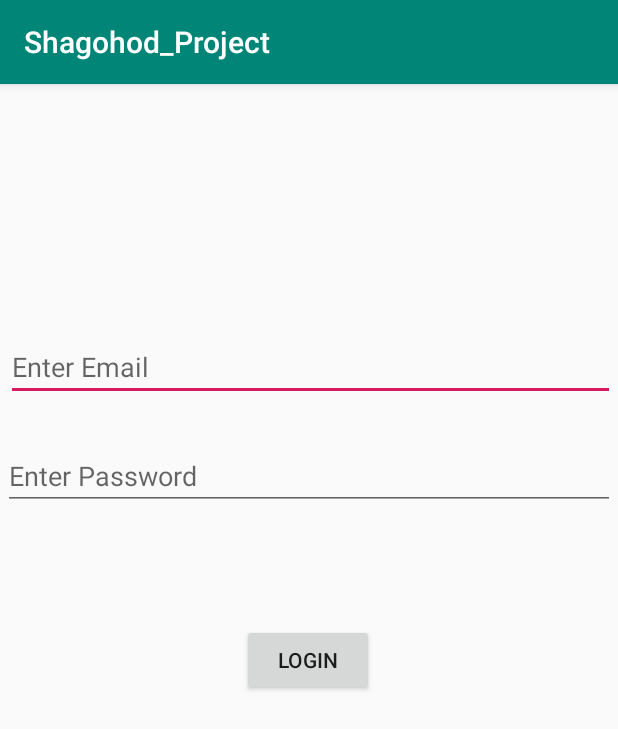
After one commit to aga10/Shagohod_Project, an Android app: the LoginActivity screen opened directly, with no data from a screen before it, on a phone screen of 412 x 824 dp. The commit adds this screen. Shown: the top 729 px of the screen. Run offline under Robolectric (Android 15) with nearby library versions, the phone set to English and light mode, and no system bars; our stand-ins replace Firebase (no records; nobody signed in at launch, a user with empty details on screens opened directly).

Commit message:
Login activity created

```diff
--- a/app/build.gradle
+++ b/app/build.gradle
@@ -26,8 +26,8 @@ dependencies {
     androidTestImplementation 'com.android.support.test:runner:1.0.2'
     androidTestImplementation 'com.android.support.test.espresso:espresso-core:3.0.2'
     implementation 'com.google.firebase:firebase-core:16.0.1'
-    compile 'com.google.firebase:firebase-auth:16.2.1'
-    compile 'com.google.firebase:firebase-database:16.1.0'
+    implementation 'com.google.firebase:firebase-auth:16.2.1'
+    implementation 'com.google.firebase:firebase-database:16.1.0'
 }
 
 apply plugin: 'com.google.gms.google-services'
--- a/app/src/main/AndroidManifest.xml
+++ b/app/src/main/AndroidManifest.xml
@@ -9,6 +9,7 @@
         android:roundIcon="@mipmap/ic_launcher_round"
         android:supportsRtl="true"
         android:theme="@style/AppTheme">
+        <activity android:name=".LoginActivity"></activity>
         <activity android:name=".MainActivity">
             <intent-filter>
                 <action android:name="android.intent.action.MAIN" />
--- /dev/null
+++ b/app/src/main/java/com/example/shagohod_project/LoginActivity.java
@@ -0,0 +1,50 @@
+package com.example.shagohod_project;
+
+import android.support.annotation.NonNull;
+import android.support.v7.app.AppCompatActivity;
+import android.os.Bundle;
+import android.view.View;
+import android.widget.EditText;
+import android.widget.Toast;
+
+import com.google.android.gms.tasks.OnCompleteListener;
+import com.google.android.gms.tasks.Task;
+import com.google.firebase.auth.AuthResult;
+import com.google.firebase.auth.FirebaseAuth;
+
+public class LoginActivity extends AppCompatActivity {
+
+    FirebaseAuth auth;
+    EditText e1,e2;
+
+    @Override
+    protected void onCreate(Bundle savedInstanceState) {
+        super.onCreate(savedInstanceState);
+        setContentView(R.layout.activity_login);
+        e1 = (EditText)findViewById(R.id.editText3);
+        e2 = (EditText)findViewById(R.id.editText4);
+
+        auth = FirebaseAuth.getInstance();
+    }
+
+
+    public void login(View v)
+    {
+        auth.signInWithEmailAndPassword(e1.getText().toString(), e2.getText().toString())
+                .addOnCompleteListener(new OnCompleteListener<AuthResult>() {
+                    @Override
+                    public void onComplete(@NonNull Task<AuthResult> task) {
+                        if(task.isSuccessful())
+                        {
+                            Toast.makeText(getApplicationContext(), "User logged in successfully",Toast.LENGTH_LONG).show();
+                        }
+                        else
+                        {
+                            Toast.makeText(getApplicationContext(), "Wrong email or password",Toast.LENGTH_LONG).show();
+
+                        }
+
+                    }
+                });
+    }
+}
--- a/app/src/main/java/com/example/shagohod_project/MainActivity.java
+++ b/app/src/main/java/com/example/shagohod_project/MainActivity.java
@@ -9,5 +9,6 @@ public class MainActivity extends AppCompatActivity {
     protected void onCreate(Bundle savedInstanceState) {
         super.onCreate(savedInstanceState);
         setContentView(R.layout.activity_main);
+
     }
 }
--- /dev/null
+++ b/app/src/main/res/layout/activity_login.xml
@@ -0,0 +1,57 @@
+<?xml version="1.0" encoding="utf-8"?>
+<android.support.constraint.ConstraintLayout xmlns:android="http://schemas.android.com/apk/res/android"
+    xmlns:app="http://schemas.android.com/apk/res-auto"
+    xmlns:tools="http://schemas.android.com/tools"
+    android:layout_width="match_parent"
+    android:layout_height="match_parent"
+    tools:context=".LoginActivity">
+
+    <EditText
+        android:id="@+id/editText3"
+        android:layout_width="406dp"
+        android:layout_height="43dp"
+        android:layout_marginStart="8dp"
+        android:layout_marginTop="8dp"
+        android:layout_marginEnd="8dp"
+        android:layout_marginBottom="8dp"
+        android:ems="10"
+        android:hint="Enter Email"
+        android:inputType="textEmailAddress"
+        app:layout_constraintBottom_toTopOf="@+id/editText4"
+        app:layout_constraintEnd_toEndOf="parent"
+        app:layout_constraintHorizontal_bias="0.454"
+        app:layout_constraintStart_toStartOf="parent"
+        app:layout_constraintTop_toTopOf="parent"
+        app:layout_constraintVertical_bias="0.892" />
+
+    <EditText
+        android:id="@+id/editText4"
+        android:layout_width="408dp"
+        android:layout_height="wrap_content"
+        android:layout_marginStart="8dp"
+        android:layout_marginEnd="8dp"
+        android:layout_marginBottom="76dp"
+        android:ems="10"
+        android:hint="Enter Password"
+        android:inputType="textPassword"
+        app:layout_constraintBottom_toTopOf="@+id/button"
+        app:layout_constraintEnd_toEndOf="parent"
+        app:layout_constraintHorizontal_bias="0.538"
+        app:layout_constraintStart_toStartOf="parent" />
+
+    <Button
+        android:id="@+id/button"
+        android:layout_width="wrap_content"
+        android:layout_height="wrap_content"
+        android:layout_marginStart="8dp"
+        android:layout_marginTop="8dp"
+        android:layout_marginEnd="8dp"
+        android:layout_marginBottom="8dp"
+        android:onClick="login"
+        android:text="LOGIN"
+        app:layout_constraintBottom_toBottomOf="parent"
+        app:layout_constraintEnd_toEndOf="parent"
+        app:layout_constraintHorizontal_bias="0.498"
+        app:layout_constraintStart_toStartOf="parent"
+        app:layout_constraintTop_toTopOf="parent" />
+</android.support.constraint.ConstraintLayout>
```
